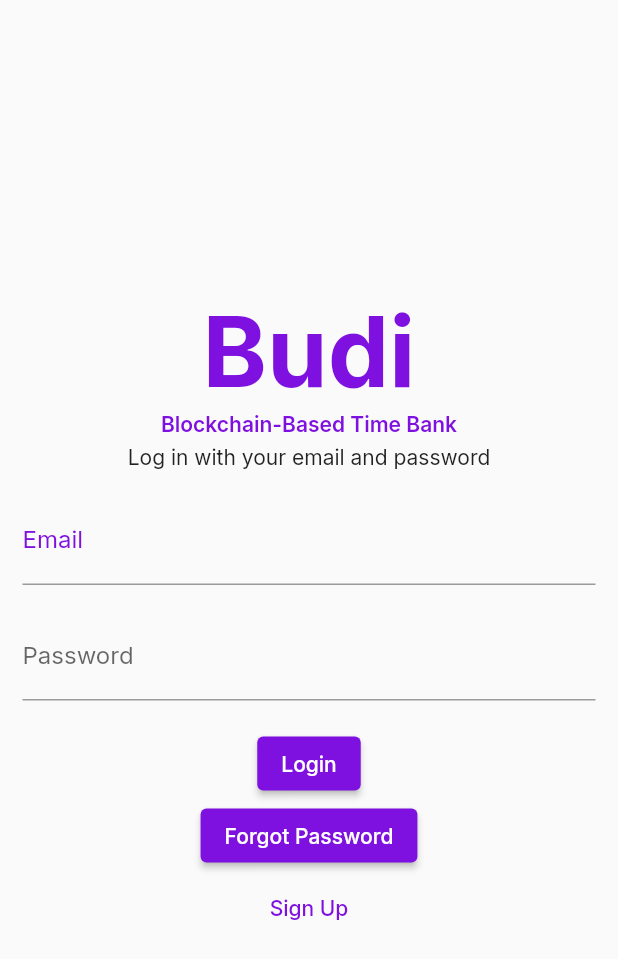
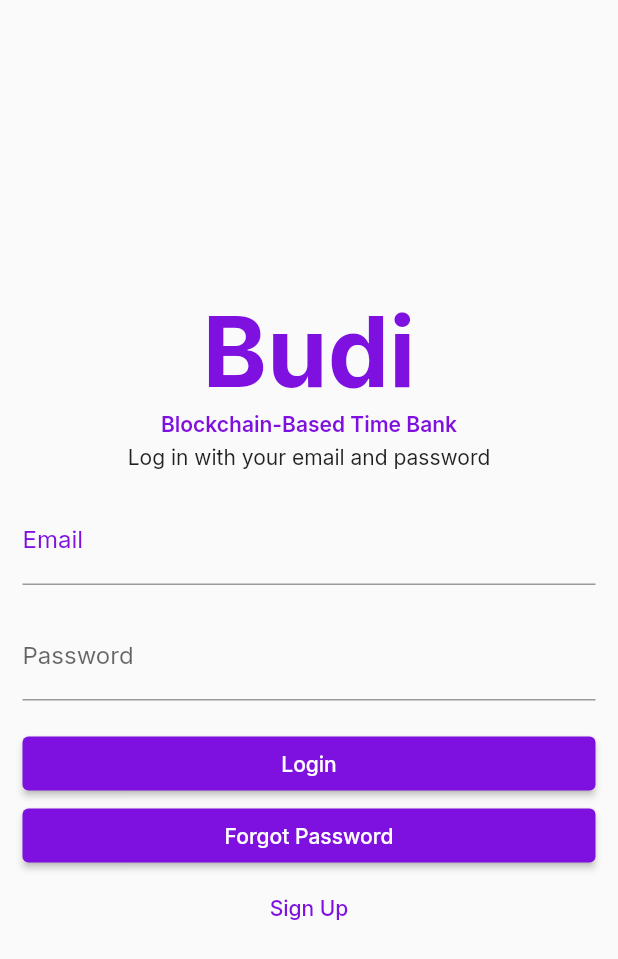
Before and after one commit to de-timebank/frontend, a Flutter app: the screen it shows after launch, on a phone screen of 412 x 824 dp. Shown: the top 959 px of the screen. Run offline on Flutter 3.47's test engine with Material 2 defaults, Android fonts, the phone set to English and light mode, and no system bars; our stand-ins replace google_fonts, image_picker, supabase_flutter; missing offline and left inert: textfield_tags; accounts and stored records are empty.

Commit message:
fix something
fix existing user
pop and refresh profile page
recovery link?
clear passwordcontroller

```diff
--- a/lib/auth pages/loginPage.dart
+++ b/lib/auth pages/loginPage.dart
@@ -74,19 +74,21 @@ class _LoginPageState extends State<LoginPage> {
   @override
   Widget build(BuildContext context) {
     return Scaffold(
-      resizeToAvoidBottomInset: false, //avoid keyboard overflow
+      //resizeToAvoidBottomInset: false, //avoid keyboard overflow
       // appBar: AppBar(
       //   title: const Text('Log In'),
       //   // backgroundColor: Color.fromARGB(255, 127, 17, 224),
       // ),
-      body: Container(
-        padding: EdgeInsets.all(15),
-        child: Column(
-          mainAxisAlignment: MainAxisAlignment.center,
+      body: Center(
+        child: ListView(
+          shrinkWrap: true,
+          padding: const EdgeInsets.all(15),
+          //mainAxisAlignment: MainAxisAlignment.center,
           //padding: const EdgeInsets.symmetric(vertical: 18, horizontal: 12),
           children: [
             const Text(
               'Budi',
+              textAlign: TextAlign.center,
               style: TextStyle(
                   color: Color.fromARGB(255, 127, 17, 224),
                   fontSize: 65,
@@ -94,6 +96,7 @@ class _LoginPageState extends State<LoginPage> {
             ),
             const Text(
               'Blockchain-Based Time Bank',
+              textAlign: TextAlign.center,
               style: TextStyle(
                   color: Color.fromARGB(255, 127, 17, 224),
                   fontWeight: FontWeight.w600),
@@ -101,7 +104,10 @@ class _LoginPageState extends State<LoginPage> {
             const SizedBox(
               height: 5,
             ),
-            const Text('Log in with your email and password'),
+            const Text(
+              'Log in with your email and password',
+              textAlign: TextAlign.center,
+            ),
             const SizedBox(height: 18),
             TextFormField(
               //cursorColor: Color.fromARGB(255, 127, 17, 224),,
--- a/lib/auth pages/signUpPage.dart
+++ b/lib/auth pages/signUpPage.dart
@@ -32,6 +32,7 @@ class _SignUpPageState extends State<SignUpPage> {
       if (mounted) {
         context.showSnackBar(message: 'Check your email for SignUp link!');
         _emailController.clear();
+        _passwordController.clear();
       }
     } on AuthException catch (error) {
       context.showErrorSnackBar(message: error.message);
--- a/lib/dashboard pages/dashboard.dart
+++ b/lib/dashboard pages/dashboard.dart
@@ -32,7 +32,7 @@ class _DashBoardState extends State<DashBoard> {
   Widget build(BuildContext context) {
     return Scaffold(
       appBar: AppBar(
-        title: const Text('Home Page'),
+        title: const Text('Dashboard'),
         // backgroundColor: Color.fromARGB(255, 127, 17, 224),
       ),
       body: Container(
```
Also changed, not shown: lib/auth pages/account_page.dart (+1 -12 lines), lib/auth pages/splash_page.dart (+27 -14 lines), lib/profile pages/profile.dart (+9 -6 lines).
